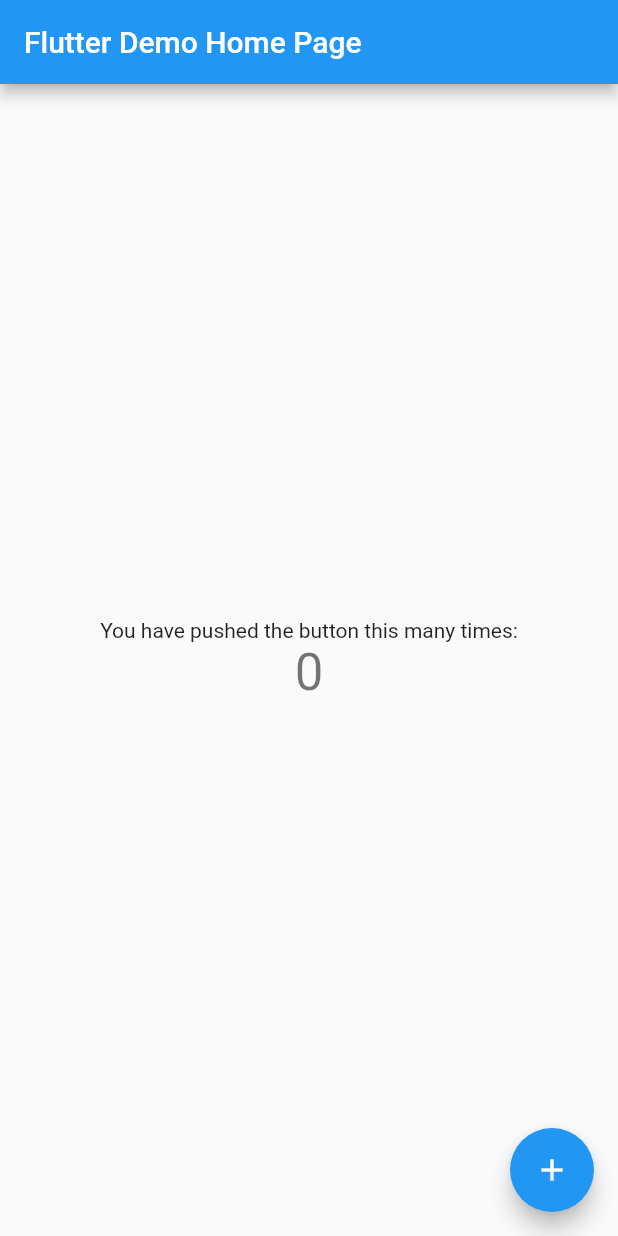
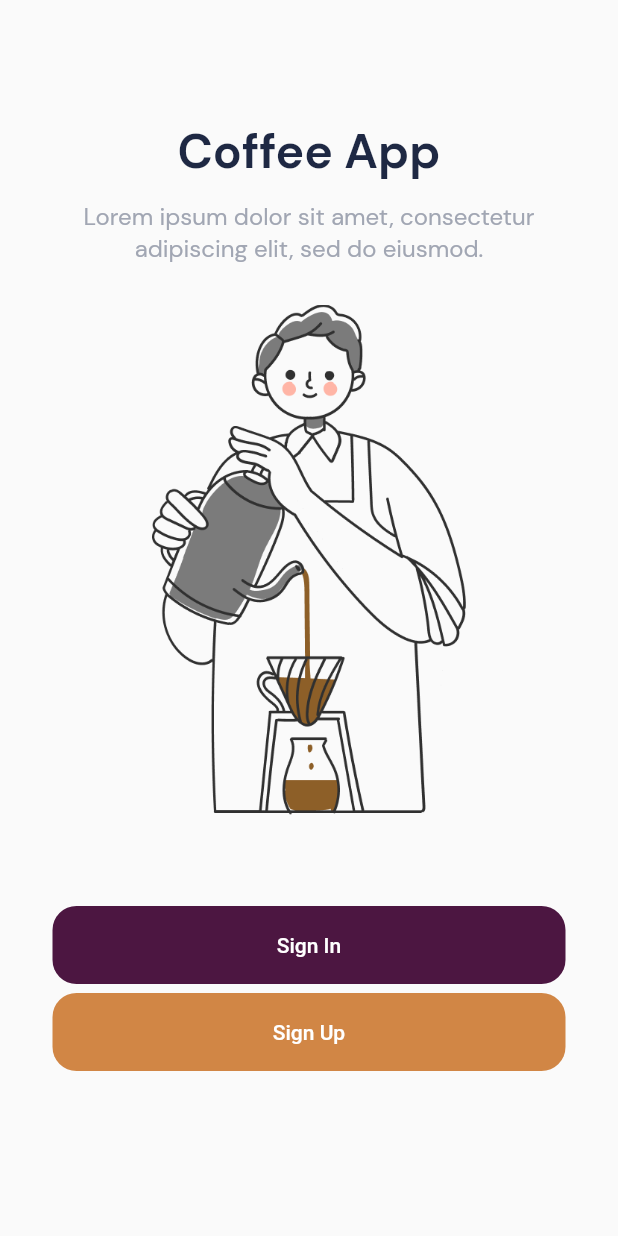
Before and after one commit to asrafilll/art-of-ui-slicing, a Flutter app: the screen it shows after launch, on a phone screen of 412 x 824 dp. Run offline on Flutter 3.47's test engine with Material 2 defaults, Android fonts, the phone set to English and light mode, and no system bars.

Commit message:
Add Splash Screen WarungCoffee

```diff
--- a/lib/main.dart
+++ b/lib/main.dart
@@ -1,3 +1,4 @@
+import 'package:art_of_slicing/warung_coffee/pages/splash_page.dart';
 import 'package:flutter/material.dart';
 
 void main() {
@@ -7,109 +8,11 @@
 class MyApp extends StatelessWidget {
   const MyApp({super.key});
 
-  // This widget is the root of your application.
   @override
   Widget build(BuildContext context) {
     return MaterialApp(
-      title: 'Flutter Demo',
-      theme: ThemeData(
-        // This is the theme of your application.
-        //
-        // Try running your application with "flutter run". You'll see the
-        // application has a blue toolbar. Then, without quitting the app, try
-        // changing the primarySwatch below to Colors.green and then invoke
-        // "hot reload" (press "r" in the console where you ran "flutter run",
-        // or simply save your changes to "hot reload" in a Flutter IDE).
-        // Notice that the counter didn't reset back to zero; the application
-        // is not restarted.
-        primarySwatch: Colors.blue,
-      ),
-      home: const MyHomePage(title: 'Flutter Demo Home Page'),
+      debugShowCheckedModeBanner: false,
+      home: WarungCoffeeSplashPage(),
     );
   }
 }
-
-class MyHomePage extends StatefulWidget {
-  const MyHomePage({super.key, required this.title});
-
-  // This widget is the home page of your application. It is stateful, meaning
-  // that it has a State object (defined below) that contains fields that affect
-  // how it looks.
-
-  // This class is the configuration for the state. It holds the values (in this
-  // case the title) provided by the parent (in this case the App widget) and
-  // used by the build method of the State. Fields in a Widget subclass are
-  // always marked "final".
-
-  final String title;
-
-  @override
-  State<MyHomePage> createState() => _MyHomePageState();
-}
-
-class _MyHomePageState extends State<MyHomePage> {
-  int _counter = 0;
-
-  void _incrementCounter() {
-    setState(() {
-      // This call to setState tells the Flutter framework that something has
-      // changed in this State, which causes it to rerun the build method below
-      // so that the display can reflect the updated values. If we changed
-      // _counter without calling setState(), then the build method would not be
-      // called again, and so nothing would appear to happen.
-      _counter++;
-    });
-  }
-
-  @override
-  Widget build(BuildContext context) {
-    // This method is rerun every time setState is called, for instance as done
-    // by the _incrementCounter method above.
-    //
-    // The Flutter framework has been optimized to make rerunning build methods
-    // fast, so that you can just rebuild anything that needs updating rather
-    // than having to individually change instances of widgets.
-    return Scaffold(
-      appBar: AppBar(
-        // Here we take the value from the MyHomePage object that was created by
-        // the App.build method, and use it to set our appbar title.
-        title: Text(widget.title),
-      ),
-      body: Center(
-        // Center is a layout widget. It takes a single child and positions it
-        // in the middle of the parent.
-        child: Column(
-          // Column is also a layout widget. It takes a list of children and
-          // arranges them vertically. By default, it sizes itself to fit its
-          // children horizontally, and tries to be as tall as its parent.
-          //
-          // Invoke "debug painting" (press "p" in the console, choose the
-          // "Toggle Debug Paint" action from the Flutter Inspector in Android
-          // Studio, or the "Toggle Debug Paint" command in Visual Studio Code)
-          // to see the wireframe for each widget.
-          //
-          // Column has various properties to control how it sizes itself and
-          // how it positions its children. Here we use mainAxisAlignment to
-          // center the children vertically; the main axis here is the vertical
-          // axis because Columns are vertical (the cross axis would be
-          // horizontal).
-          mainAxisAlignment: MainAxisAlignment.center,
-          children: <Widget>[
-            const Text(
-              'You have pushed the button this many times:',
-            ),
-            Text(
-              '$_counter',
-              style: Theme.of(context).textTheme.headlineMedium,
-            ),
-          ],
-        ),
-      ),
-      floatingActionButton: FloatingActionButton(
-        onPressed: _incrementCounter,
-        tooltip: 'Increment',
-        child: const Icon(Icons.add),
-      ), // This trailing comma makes auto-formatting nicer for build methods.
-    );
-  }
-}
--- /dev/null
+++ b/lib/warung_coffee/pages/splash_page.dart
@@ -0,0 +1,94 @@
+import 'package:flutter/material.dart';
+
+class WarungCoffeeSplashPage extends StatelessWidget {
+  const WarungCoffeeSplashPage({super.key});
+
+  @override
+  Widget build(BuildContext context) {
+    return Scaffold(
+      body: SingleChildScrollView(
+        child: Padding(
+          padding: const EdgeInsets.symmetric(
+            horizontal: 35,
+            vertical: 80,
+          ),
+          child: Center(
+            child: Column(
+              children: [
+                const Text(
+                  'Coffee App',
+                  style: TextStyle(
+                    fontFamily: 'DM',
+                    color: Color(0XFF1E2843),
+                    fontWeight: FontWeight.bold,
+                    fontSize: 32,
+                  ),
+                ),
+                const SizedBox(height: 12),
+                const Text(
+                  'Lorem ipsum dolor sit amet, consectetur adipiscing elit, sed do eiusmod.',
+                  textAlign: TextAlign.center,
+                  style: TextStyle(
+                    fontFamily: 'DM',
+                    color: Color(0XFFA1A6B3),
+                    fontSize: 16,
+                  ),
+                ),
+                Container(
+                  width: 240,
+                  height: 340,
+                  margin: const EdgeInsets.only(
+                    top: 27,
+                    bottom: 61,
+                  ),
+                  decoration: const BoxDecoration(
+                    image: DecorationImage(
+                      image: AssetImage(
+                        'assets/warung_coffee/welcome.png',
+                      ),
+                    ),
+                  ),
+                ),
+                SizedBox(
+                  width: double.infinity,
+                  height: 52,
+                  child: ElevatedButton(
+                    style: ElevatedButton.styleFrom(
+                      backgroundColor: const Color(0XFF4C1641),
+                      shape: RoundedRectangleBorder(
+                        borderRadius: BorderRadius.circular(16),
+                      ),
+                      elevation: 0,
+                    ),
+                    onPressed: () {},
+                    child: const Text(
+                      'Sign In',
+                    ),
+                  ),
+                ),
+                const SizedBox(height: 6),
+                SizedBox(
+                  width: double.infinity,
+                  height: 52,
+                  child: ElevatedButton(
+                    style: ElevatedButton.styleFrom(
+                      backgroundColor: const Color(0XFFD18645),
+                      shape: RoundedRectangleBorder(
+                        borderRadius: BorderRadius.circular(16),
+                      ),
+                      elevation: 0,
+                    ),
+                    onPressed: () {},
+                    child: const Text(
+                      'Sign Up',
+                    ),
+                  ),
+                ),
+              ],
+            ),
+          ),
+        ),
+      ),
+    );
+  }
+}
```
Also changed, not shown: pubspec.yaml (+7 -7 lines), assets/warung_coffee/fonts/DMSans-Bold.ttf (added), assets/warung_coffee/fonts/DMSans-BoldItalic.ttf (added), assets/warung_coffee/fonts/DMSans-Italic.ttf (added), assets/warung_coffee/fonts/DMSans-Medium.ttf (added), assets/warung_coffee/fonts/DMSans-MediumItalic.ttf (added), assets/warung_coffee/fonts/DMSans-Regular.ttf (added), pubspec.lock, 1 other file.
